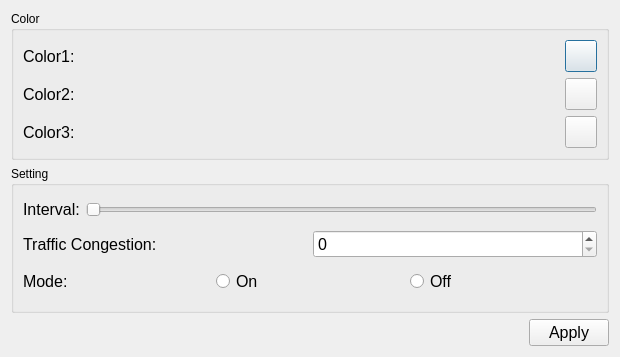
Old version of the form settingform.ui in the repository VladosYetti/CourseWork-TrafficLights-KNT-119.
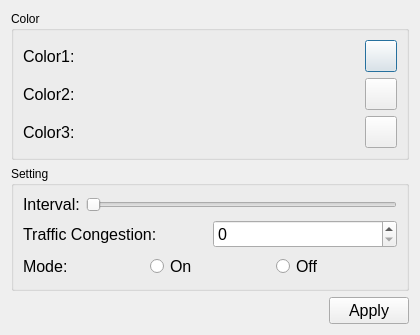
New version of the form. Icons and pictures are not drawn.

What changed in the file:
```diff
--- a/settingform.ui
+++ b/settingform.ui
@@ -6,8 +6,8 @@
    <rect>
     <x>0</x>
     <y>0</y>
-    <width>620</width>
-    <height>357</height>
+    <width>420</width>
+    <height>330</height>
    </rect>
   </property>
   <property name="windowTitle">
@@ -150,6 +150,12 @@
         </item>
         <item>
          <widget class="QSlider" name="interval_slider">
+          <property name="minimum">
+           <number>1000</number>
+          </property>
+          <property name="maximum">
+           <number>1000000</number>
+          </property>
           <property name="orientation">
            <enum>Qt::Horizontal</enum>
           </property>
```
Left out of the diff: 16 changed lines with no effect on the pictures.
